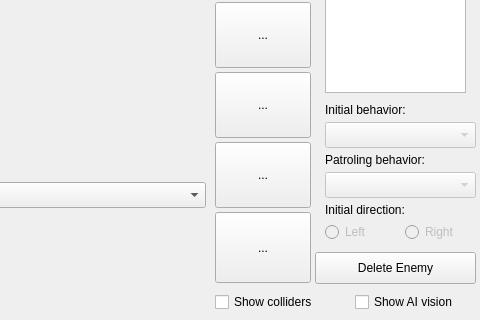
Above: Emulator/MainWindow.ui from ArduboyGameDevelopers/PixelSpaceOdyssey before the change; both pictures show x 305 to 785 and y 126 to 446 of the 785 by 544 pixel window. Below: the same form after it.
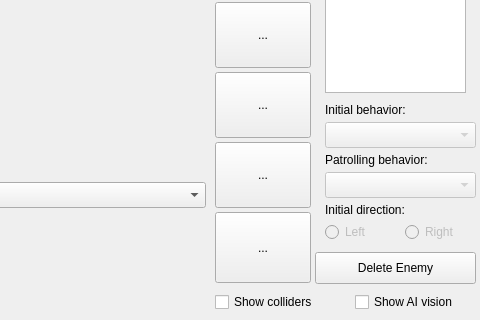
That is the form after the change. Icons and pictures are not drawn. Custom widgets are drawn as their Qt base class.

Patch:
```diff
--- a/Emulator/MainWindow.ui
+++ b/Emulator/MainWindow.ui
@@ -343,7 +343,7 @@
      </rect>
     </property>
     <property name="text">
-     <string>Patroling behavior:</string>
+     <string>Patrolling behavior:</string>
     </property>
    </widget>
    <widget class="QComboBox" name="comboBoxPatrolingBehavior">
```
Left out of the diff: 2 changed lines with no effect on the pictures.
